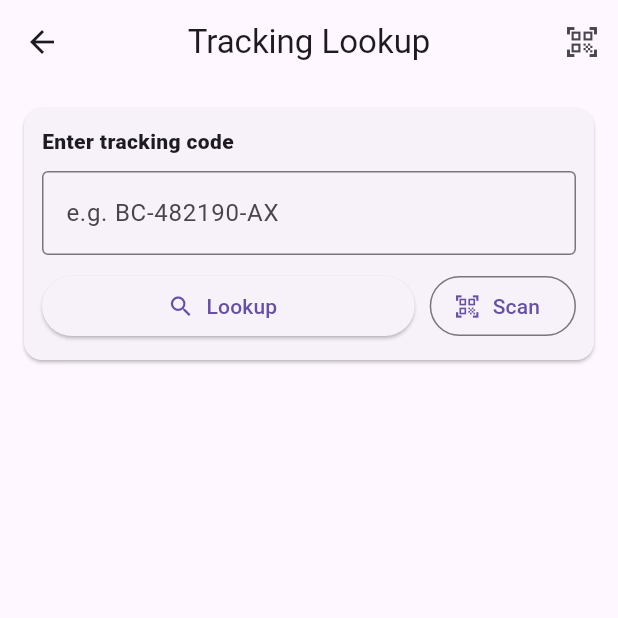
After one commit to Seremba/bus-cargo-tracker, a Flutter app: the TrackingLookupScreen screen opened directly, on a phone screen of 412 x 824 dp, the top half of it. The commit adds this screen. Run offline on Flutter 3.47's test engine with Material 3 defaults, Android fonts, the phone set to English and light mode, and no system bars; our stand-ins replace geolocator, hive, hive_flutter, pdf, qr_flutter, share_plus; missing offline and left inert: esc_pos_utils_plus, flutter_pos_printer_platform_image_3, mobile_scanner; accounts and stored records are empty.

Commit message:
add QR for tracking code

```diff
--- /dev/null
+++ b/lib/screens/common/tracking_lookup_screen.dart
@@ -0,0 +1,231 @@
+import 'package:flutter/material.dart';
+import 'package:flutter/services.dart';
+
+import '../../services/tracking_lookup_service.dart';
+import '../desk/desk_property_qr_scanner_screen.dart';
+
+class TrackingLookupScreen extends StatefulWidget {
+  const TrackingLookupScreen({super.key});
+
+  @override
+  State<TrackingLookupScreen> createState() => _TrackingLookupScreenState();
+}
+
+class _TrackingLookupScreenState extends State<TrackingLookupScreen> {
+  final _code = TextEditingController();
+  TrackingLookupResult? _result;
+  String? _error;
+  bool _busy = false;
+
+  @override
+  void dispose() {
+    _code.dispose();
+    super.dispose();
+  }
+
+  String _fmt16(DateTime d) => d.toLocal().toString().substring(0, 16);
+
+  Future<void> _copy(String label, String value) async {
+    await Clipboard.setData(ClipboardData(text: value));
+    if (!mounted) return;
+    ScaffoldMessenger.of(context).showSnackBar(
+      SnackBar(content: Text('$label copied ✅')),
+    );
+  }
+
+  void _lookup(String raw) {
+    final code = raw.trim().toUpperCase();
+    if (code.isEmpty) return;
+
+    final found = TrackingLookupService.findByCode(code);
+
+    setState(() {
+      _result = found;
+      _error = (found == null) ? 'No match found for: $code' : null;
+    });
+  }
+
+  Future<void> _scanQr() async {
+    if (_busy) return;
+    setState(() => _busy = true);
+
+    try {
+      final raw = await Navigator.push<String?>(
+        context,
+        MaterialPageRoute(builder: (_) => const DeskPropertyQrScannerScreen()),
+      );
+
+      if (!mounted) return;
+
+      final code = (raw ?? '').trim();
+      if (code.isEmpty) return;
+
+      _code.text = code.toUpperCase();
+      _lookup(code);
+    } catch (e) {
+      if (!mounted) return;
+      setState(() => _error = 'Scan failed: $e');
+    } finally {
+      if (mounted) setState(() => _busy = false);
+    }
+  }
+
+  @override
+  Widget build(BuildContext context) {
+    final r = _result;
+
+    return Scaffold(
+      appBar: AppBar(
+        centerTitle: true,
+        title: const Text('Tracking Lookup'),
+        actions: [
+          IconButton(
+            tooltip: 'Scan QR',
+            icon: const Icon(Icons.qr_code_scanner),
+            onPressed: _busy ? null : _scanQr,
+          ),
+        ],
+      ),
+      body: ListView(
+        padding: const EdgeInsets.all(12),
+        children: [
+          Card(
+            child: Padding(
+              padding: const EdgeInsets.all(12),
+              child: Column(
+                crossAxisAlignment: CrossAxisAlignment.start,
+                children: [
+                  const Text(
+                    'Enter tracking code',
+                    style: TextStyle(fontWeight: FontWeight.w800),
+                  ),
+                  const SizedBox(height: 10),
+                  TextField(
+                    controller: _code,
+                    textCapitalization: TextCapitalization.characters,
+                    decoration: const InputDecoration(
+                      hintText: 'e.g. BC-482190-AX',
+                      border: OutlineInputBorder(),
+                    ),
+                    onSubmitted: _lookup,
+                  ),
+                  const SizedBox(height: 10),
+                  Row(
+                    children: [
+                      Expanded(
+                        child: ElevatedButton.icon(
+                          onPressed: _busy
+                              ? null
+                              : () => _lookup(_code.text),
+                          icon: const Icon(Icons.search),
+                          label: Text(_busy ? 'Working...' : 'Lookup'),
+                        ),
+                      ),
+                      const SizedBox(width: 10),
+                      OutlinedButton.icon(
+                        onPressed: _busy ? null : _scanQr,
+                        icon: const Icon(Icons.qr_code_scanner),
+                        label: const Text('Scan'),
+                      ),
+                    ],
+                  ),
+                  if (_error != null) ...[
+                    const SizedBox(height: 10),
+                    Text(
+                      _error!,
+                      style: const TextStyle(color: Colors.red),
+                    ),
+                  ],
+                ],
+              ),
+            ),
+          ),
+
+          const SizedBox(height: 12),
+
+          if (r != null)
+            Card(
+              child: Padding(
+                padding: const EdgeInsets.all(12),
+                child: Column(
+                  crossAxisAlignment: CrossAxisAlignment.start,
+                  children: [
+                    Row(
+                      children: [
+                        Expanded(
+                          child: Text(
+                            'Status: ${r.statusLabel}',
+                            style: const TextStyle(
+                              fontSize: 16,
+                              fontWeight: FontWeight.w900,
+                            ),
+                          ),
+                        ),
+                        Text(
+                          _fmt16(r.lastUpdatedAt),
+                          style: const TextStyle(
+                            fontSize: 12,
+                            color: Colors.black54,
+                          ),
+                        ),
+                      ],
+                    ),
+                    const Divider(height: 18),
+                    _kv('Tracking', r.property.trackingCode.trim().isEmpty
+                        ? '—'
+                        : r.property.trackingCode.trim(),
+                        copy: true),
+                    _kv('Receiver', r.property.receiverName.trim().isEmpty
+                        ? '—'
+                        : r.property.receiverName.trim()),
+                    _kv('Phone', r.property.receiverPhone.trim().isEmpty
+                        ? '—'
+                        : r.property.receiverPhone.trim(),
+                        copy: true),
+                    _kv('Destination', r.property.destination.trim().isEmpty
+                        ? '—'
+                        : r.property.destination.trim()),
+                    _kv('Route', r.property.routeName.trim().isEmpty
+                        ? '—'
+                        : r.property.routeName.trim()),
+                    _kv('Property', r.property.propertyCode.trim().isEmpty
+                        ? r.property.key.toString()
+                        : r.property.propertyCode.trim(),
+                        copy: true),
+                  ],
+                ),
+              ),
+            ),
+        ],
+      ),
+    );
+  }
+
+  Widget _kv(String k, String v, {bool copy = false}) {
+    return Padding(
+      padding: const EdgeInsets.only(bottom: 8),
+      child: Row(
+        crossAxisAlignment: CrossAxisAlignment.start,
+        children: [
+          SizedBox(
+            width: 95,
+            child: Text(
+              '$k:',
+              style: const TextStyle(
+                fontWeight: FontWeight.w700,
+                color: Colors.black54,
+              ),
+            ),
+          ),
+          Expanded(child: Text(v)),
+          if (copy && v.trim().isNotEmpty && v.trim() != '—')
+            IconButton(
+              tooltip: 'Copy $k',
+              icon: const Icon(Icons.copy, size: 18),
+              onPressed: () => _copy(k, v),
+            ),
+        ],
+      ),
+    );
+  }
+}
--- /dev/null
+++ b/lib/services/tracking_lookup_service.dart
@@ -0,0 +1,71 @@
+import '../models/property.dart';
+import '../models/property_status.dart';
+import 'hive_service.dart';
+
+class TrackingLookupResult {
+  final Property property;
+  final String statusLabel;
+  final DateTime lastUpdatedAt;
+
+  TrackingLookupResult({
+    required this.property,
+    required this.statusLabel,
+    required this.lastUpdatedAt,
+  });
+}
+
+class TrackingLookupService {
+  TrackingLookupService._();
+
+  static String normalize(String raw) => raw.trim().toUpperCase();
+
+  static TrackingLookupResult? findByCode(String rawCode) {
+    final code = normalize(rawCode);
+    if (code.isEmpty) return null;
+
+    final box = HiveService.propertyBox();
+
+    Property? match;
+    for (final p in box.values.whereType<Property>()) {
+      if (p.trackingCode.trim().toUpperCase() == code) {
+        match = p;
+        break;
+      }
+    }
+
+    if (match == null) return null;
+
+    return TrackingLookupResult(
+      property: match,
+      statusLabel: _friendlyStatus(match),
+      lastUpdatedAt: _lastUpdated(match),
+    );
+  }
+
+  static String _friendlyStatus(Property p) {
+    // your "loaded" milestone is timestamp-based
+    final isLoadedMilestone =
+        p.loadedAt != null && p.status == PropertyStatus.pending;
+
+    if (isLoadedMilestone) return 'LOADED';
+
+    switch (p.status) {
+      case PropertyStatus.pending:
+        return 'PENDING';
+      case PropertyStatus.inTransit:
+        return 'IN TRANSIT';
+      case PropertyStatus.delivered:
+        return 'DELIVERED';
+      case PropertyStatus.pickedUp:
+        return 'PICKED UP';
+    }
+  }
+
+  static DateTime _lastUpdated(Property p) {
+    return p.pickedUpAt ??
+        p.deliveredAt ??
+        p.inTransitAt ??
+        p.loadedAt ??
+        p.createdAt;
+  }
+}
```
Also changed, not shown: lib/screens/dashboards/admin_dashboard.dart (+14 -0 lines), lib/screens/dashboards/desk_cargo_officer_dashboard.dart (+10 -9 lines).
